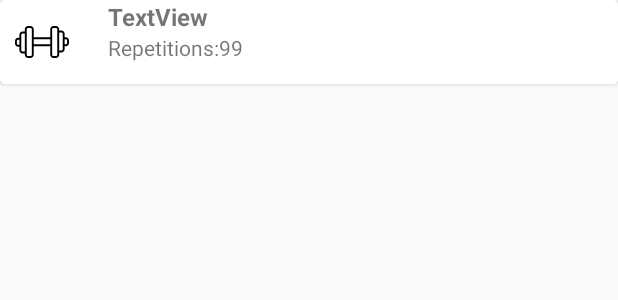
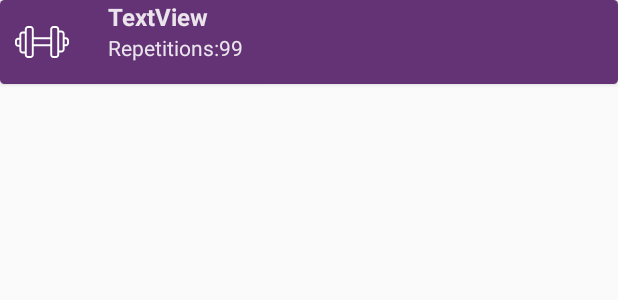
Before and after one commit to HeltonRC/SimpleWorkoutLogger, an Android app: the layout list_item_calendar.xml on its own in the app's theme, with its tools: preview values and no code run, on a phone screen of 412 x 824 dp. Shown: the top 300 px of the screen. Run offline under Robolectric (Android 15) with nearby library versions, the phone set to English and light mode, and no system bars.

Commit message:
colors updated

```diff
--- a/app/src/main/res/drawable/ic_keyboard_arrow_up_black_24dp.xml
+++ b/app/src/main/res/drawable/ic_keyboard_arrow_up_black_24dp.xml
@@ -4,6 +4,6 @@
         android:viewportWidth="24.0"
         android:viewportHeight="24.0">
     <path
-        android:fillColor="#FF000000"
+        android:fillColor="#DDFFFFFF"
         android:pathData="M7.41,15.41L12,10.83l4.59,4.58L18,14l-6,-6 -6,6z"/>
 </vector>
--- a/app/src/main/res/drawable/ic_mode_edit.xml
+++ b/app/src/main/res/drawable/ic_mode_edit.xml
@@ -1,4 +1,4 @@
-<vector android:height="24dp" android:tint="#5B61A6"
+<vector android:height="24dp" android:tint="#DDFFFFFF"
     android:viewportHeight="24.0" android:viewportWidth="24.0"
     android:width="24dp" xmlns:android="http://schemas.android.com/apk/res/android">
     <path android:fillColor="#FF000000" android:pathData="M3,17.25V21h3.75L17.81,9.94l-3.75,-3.75L3,17.25zM20.71,7.04c0.39,-0.39 0.39,-1.02 0,-1.41l-2.34,-2.34c-0.39,-0.39 -1.02,-0.39 -1.41,0l-1.83,1.83 3.75,3.75 1.83,-1.83z"/>
--- a/app/src/main/res/layout/list_item_calendar.xml
+++ b/app/src/main/res/layout/list_item_calendar.xml
@@ -13,6 +13,7 @@
     <LinearLayout
         android:layout_width="match_parent"
         android:layout_height="wrap_content"
+        android:background="@color/colorPrimary"
         android:orientation="horizontal">
 
     <ImageView
@@ -20,7 +21,8 @@
         android:layout_height="56dp"
         android:id="@+id/iv_listicon"
         android:contentDescription="@string/dumbbell_icon"
-        android:src="@drawable/ic_dumbbell"
+        android:tint="@android:color/white"
+        app:srcCompat="@drawable/ic_dumbbell"
         android:padding="10dp"/>
 
     <LinearLayout
@@ -34,6 +36,7 @@
         android:layout_width="match_parent"
         android:layout_height="wrap_content"
         tools:text="TextView"
+        android:textColor="@color/whiteText"
         android:textSize="16sp"
         android:textStyle="bold"
         android:textAlignment="textStart"/>
@@ -50,6 +53,7 @@
             android:layout_height="wrap_content"
             android:textSize="14sp"
             android:text="@string/repetitions"
+            android:textColor="@color/whiteText"
             android:textAlignment="textEnd"/>
 
         <TextView
@@ -58,6 +62,7 @@
             android:layout_height="wrap_content"
             android:textSize="14sp"
             tools:text="99"
+            android:textColor="@color/whiteText"
             android:textAlignment="textEnd"/>
 
     </LinearLayout>
--- a/app/src/main/res/values/colors.xml
+++ b/app/src/main/res/values/colors.xml
@@ -1,6 +1,7 @@
 <?xml version="1.0" encoding="utf-8"?>
 <resources>
-    <color name="colorPrimary">#694FB8</color>
-    <color name="colorPrimaryDark">#5803D1</color>
-    <color name="colorAccent">#FF9E47</color>
+    <color name="colorPrimary">#633376</color>
+    <color name="colorPrimaryDark">#36074a</color>
+    <color name="colorAccent">#FFBD36</color>
+    <color name="whiteText">#DEFFFFFF</color>
 </resources>
```
Also changed, not shown: app/src/main/java/com/hrcosta/simpleworkoutlogger/Home.java (+7 -0 lines), app/src/main/res/layout/activity_calendar.xml (+45 -14 lines).
